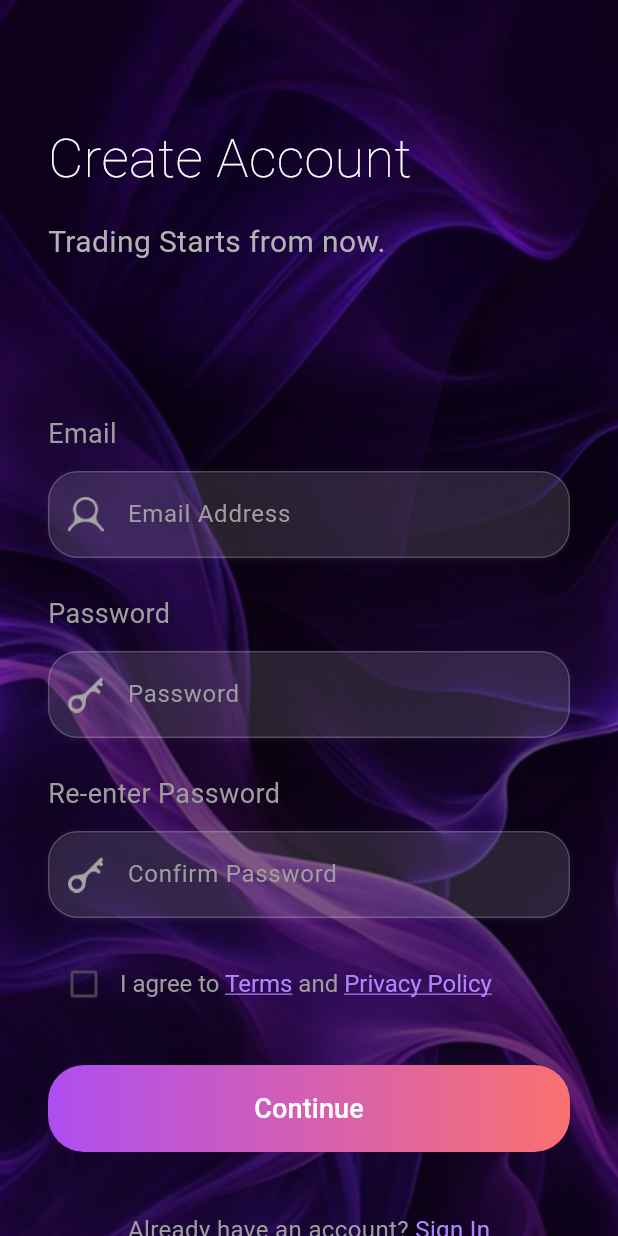
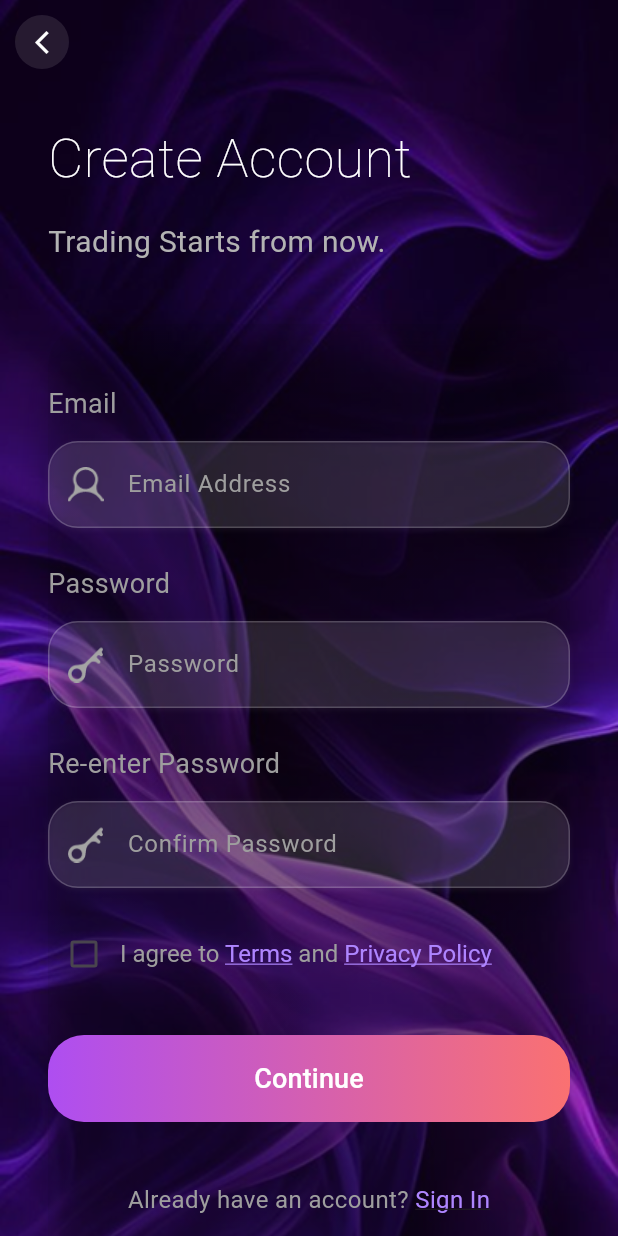
Before and after one commit to Troy08/erent_flutter, a Flutter app: the SignUpScreen screen opened by its route, on a phone screen of 412 x 824 dp. Run offline on Flutter 3.47's test engine with Material 3 defaults, Android fonts, the phone set to English and light mode, and no system bars; our stand-ins replace fl_chart.

Commit message:
added back button to the header

```diff
--- a/lib/screens/signup/signup_screen.dart
+++ b/lib/screens/signup/signup_screen.dart
@@ -18,6 +18,28 @@ class _SignUpScreenState extends State<SignUpScreen> {
     final width = MediaQuery.of(context).size.width;
 
     return Scaffold(
+      extendBodyBehindAppBar: true,
+      appBar: AppBar(
+        backgroundColor: Colors.transparent,
+        elevation: 0,
+        leading: Center(
+          // ensures vertical centering
+          child: Container(
+            width: 36,
+            height: 36,
+            decoration: BoxDecoration(
+              color: Colors.white.withOpacity(0.1), // subtle background
+              shape: BoxShape.circle,
+            ),
+            child: IconButton(
+              padding: EdgeInsets.zero, // removes internal padding
+              icon: const Icon(Icons.arrow_back_ios_new,
+                  color: Colors.white, size: 18),
+              onPressed: () => Navigator.pop(context),
+            ),
+          ),
+        ),
+      ),
       body: Stack(
         children: [
           // Background image
@@ -31,16 +53,15 @@ class _SignUpScreenState extends State<SignUpScreen> {
           ),
 
           // Scrollable content
-          SingleChildScrollView(
+          SafeArea(
+            bottom: false,
+            child: SingleChildScrollView(
+              padding: const EdgeInsets.symmetric(horizontal: 32, vertical: 24),
               child: Column(
                 crossAxisAlignment: CrossAxisAlignment.center,
                 children: [
-                const SizedBox(height: 80),
-
                   // Title
-                const Padding(
-                  padding: EdgeInsets.symmetric(horizontal: 32),
-                  child: Align(
+                  Align(
                     alignment: Alignment.centerLeft,
                     child: Text(
                       'Create Account',
@@ -51,29 +72,24 @@ class _SignUpScreenState extends State<SignUpScreen> {
                       ),
                     ),
                   ),
-                ),
                   const SizedBox(height: 16),
-
-                const Padding(
-                  padding: EdgeInsets.symmetric(horizontal: 32),
-                  child: Align(
+                  Align(
                     alignment: Alignment.centerLeft,
                     child: Text(
                       'Trading Starts from now.',
                       style: TextStyle(
-                        color: Color(0xFFb3b3b3),
+                        color: const Color(0xFFb3b3b3),
                         fontSize: 20,
                       ),
                     ),
                   ),
-                ),
-                const SizedBox(height: 60),
+                  const SizedBox(height: 40),
 
                   // Form Card
                   Container(
                     width: width,
                     padding:
-                      const EdgeInsets.symmetric(horizontal: 32, vertical: 40),
+                        const EdgeInsets.symmetric(horizontal: 0, vertical: 40),
                     decoration: BoxDecoration(
                       borderRadius:
                           const BorderRadius.vertical(top: Radius.circular(28)),
@@ -100,10 +116,13 @@ class _SignUpScreenState extends State<SignUpScreen> {
                         const Text('Email',
                             style: TextStyle(color: Colors.grey, fontSize: 18)),
                         const SizedBox(height: 12),
-                      _buildInputField('Email Address',
-                          'assets/images/userid.png', false, _emailController),
+                        _buildInputField(
+                            'Email Address',
+                            'assets/images/userid.png',
+                            false,
+                            _emailController),
+                        const SizedBox(height: 24),
 
-                      const SizedBox(height: 24),
                         // Password
                         const Text('Password',
                             style: TextStyle(color: Colors.grey, fontSize: 18)),
@@ -113,8 +132,8 @@ class _SignUpScreenState extends State<SignUpScreen> {
                             'assets/images/passwordicon.png',
                             true,
                             _passwordController),
+                        const SizedBox(height: 24),
 
-                      const SizedBox(height: 24),
                         // Confirm Password
                         const Text('Re-enter Password',
                             style: TextStyle(color: Colors.grey, fontSize: 18)),
@@ -124,10 +143,9 @@ class _SignUpScreenState extends State<SignUpScreen> {
                             'assets/images/passwordicon.png',
                             true,
                             _confirmPasswordController),
-
                         const SizedBox(height: 20),
 
-                      // Checkbox for terms
+                        // Checkbox
                         Row(
                           children: [
                             Checkbox(
@@ -167,7 +185,7 @@ class _SignUpScreenState extends State<SignUpScreen> {
                         ),
                         const SizedBox(height: 30),
 
-                      // Continue button with gradient
+                        // Continue button
                         SizedBox(
                           width: double.infinity,
                           child: Container(
@@ -186,7 +204,8 @@ class _SignUpScreenState extends State<SignUpScreen> {
                                     _confirmPasswordController.text.isEmpty) {
                                   ScaffoldMessenger.of(context).showSnackBar(
                                     const SnackBar(
-                                      content: Text('Please fill all fields')),
+                                        content:
+                                            Text('Please fill all fields')),
                                   );
                                   return;
                                 }
@@ -194,14 +213,16 @@ class _SignUpScreenState extends State<SignUpScreen> {
                                     _confirmPasswordController.text) {
                                   ScaffoldMessenger.of(context).showSnackBar(
                                     const SnackBar(
-                                      content: Text('Passwords do not match')),
+                                        content:
+                                            Text('Passwords do not match')),
                                   );
                                   return;
                                 }
                                 if (!_agreeTerms) {
                                   ScaffoldMessenger.of(context).showSnackBar(
                                     const SnackBar(
-                                      content: Text('You must agree to terms')),
+                                        content:
+                                            Text('You must agree to terms')),
                                   );
                                   return;
                                 }
@@ -210,14 +231,15 @@ class _SignUpScreenState extends State<SignUpScreen> {
                               style: ElevatedButton.styleFrom(
                                 backgroundColor: Colors.transparent,
                                 shadowColor: Colors.transparent,
-                              padding: const EdgeInsets.symmetric(vertical: 16),
+                                padding:
+                                    const EdgeInsets.symmetric(vertical: 16),
                                 shape: RoundedRectangleBorder(
                                     borderRadius: BorderRadius.circular(24)),
                               ),
                               child: const Text(
                                 'Continue',
-                              style:
-                                  TextStyle(fontSize: 18, color: Colors.white),
+                                style: TextStyle(
+                                    fontSize: 18, color: Colors.white),
                               ),
                             ),
                           ),
@@ -229,8 +251,8 @@ class _SignUpScreenState extends State<SignUpScreen> {
                           mainAxisAlignment: MainAxisAlignment.center,
                           children: [
                             const Text('Already have an account? ',
-                              style:
-                                  TextStyle(color: Colors.grey, fontSize: 16)),
+                                style: TextStyle(
+                                    color: Colors.grey, fontSize: 16)),
                             GestureDetector(
                               onTap: () {
                                 Navigator.pop(context);
@@ -250,6 +272,7 @@ class _SignUpScreenState extends State<SignUpScreen> {
                     ),
                   ),
                 ],
+              ),
             ),
           ),
         ],
```
Also changed, not shown: lib/screens/home/home_screen.dart (+17 -10 lines), lib/screens/leasedetail/detailpage/detailpage_screen.dart (+23 -0 lines), lib/screens/leasedetail/leasedetail_screen.dart (+44 -18 lines), lib/screens/login/login_screen.dart (+39 -29 lines), lib/screens/scan/scan_screen.dart (+23 -0 lines). Lines whose indentation alone changed are shown as unchanged.
